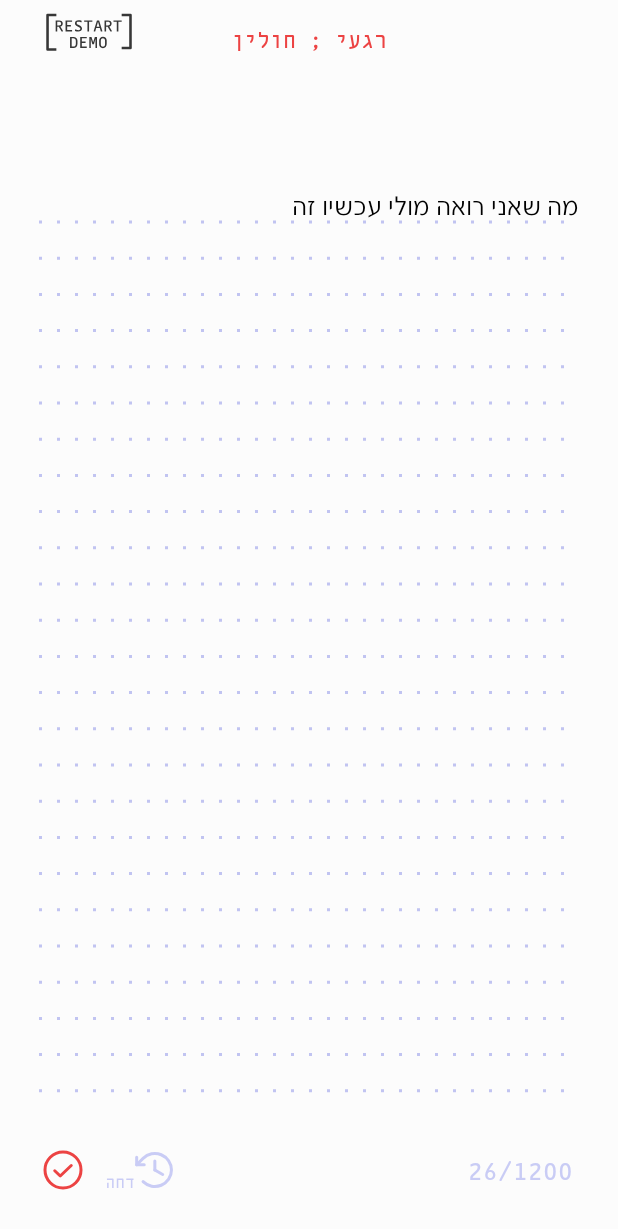
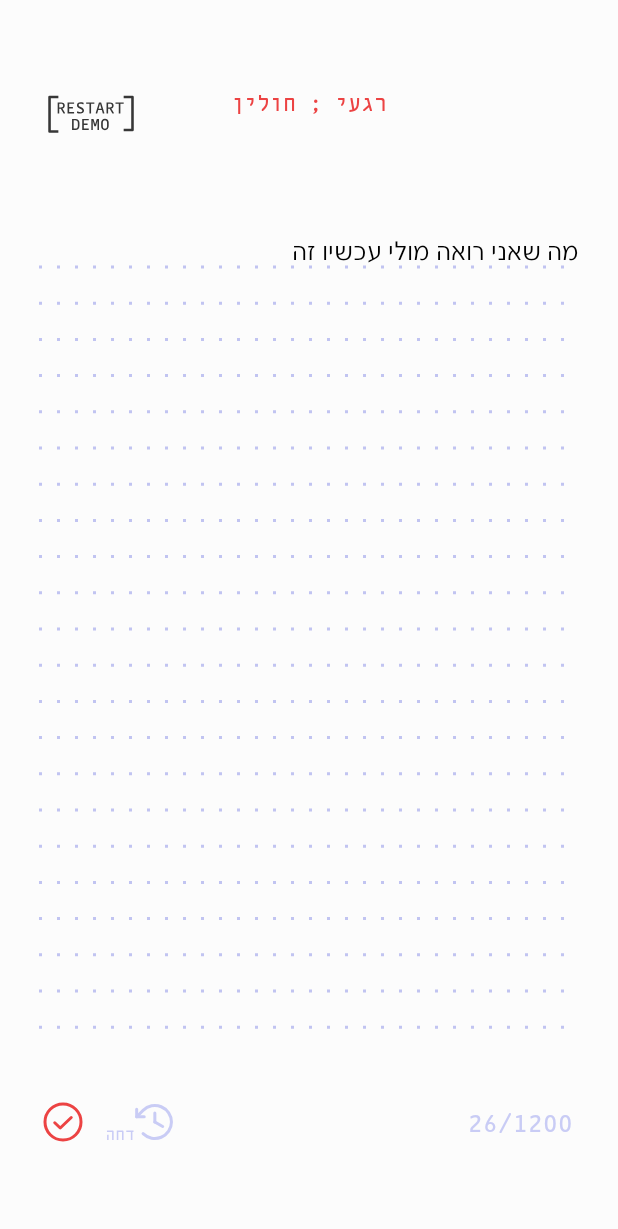
Before and after one commit to amitilan17/random-moments, an Android app: the fragment WriteFragment placed in its activity, on a phone screen of 412 x 824 dp. Shown: the top 1229 px of the screen. Run offline under Robolectric (Android 15) with nearby library versions, the phone set to English and light mode, and no system bars; our stand-ins replace data binding; libraries missing offline, so code that uses them is left out: com.chaquo.python; 1 statement that could not run was skipped.

Commit message:
to fix the bug that write fragment is stuck when go to background with open keyboard (when return no keyboard but its empty space then next click editText disappear) we undo the hack of setDecorFitsSystemWindows=true and instead use applyKeyboardInsets. now the problem is when keyboard is open, the gap from bottom is really big.

```diff
--- a/RandomMemories/app/src/main/java/com/example/randommemories/ui/main/WriteFragment.kt
+++ b/RandomMemories/app/src/main/java/com/example/randommemories/ui/main/WriteFragment.kt
@@ -17,14 +17,17 @@
 import android.view.LayoutInflater
 import android.view.View
 import android.view.ViewGroup
+import android.view.WindowInsets
 import android.view.inputmethod.InputMethodManager
 import android.widget.Button
 import android.widget.EditText
+import android.widget.Space
 import android.widget.TextView
 import androidx.annotation.RequiresApi
 import androidx.appcompat.app.AlertDialog
 import androidx.core.content.FileProvider
-import androidx.core.view.WindowCompat
+import androidx.core.view.updateLayoutParams
+import androidx.core.view.updateMargins
 import androidx.fragment.app.Fragment
 import androidx.fragment.app.activityViewModels
 import androidx.fragment.app.viewModels
@@ -92,25 +95,36 @@
 
         activity?.findViewById<Button>(R.id.menu_button)?.visibility = View.INVISIBLE
 
-        val logo = requireActivity().findViewById<TextView>(R.id.logo)
-        val restartButton = requireActivity().findViewById<View>(R.id.restart_button)
-        logoTopPaddingOnActivity = logo.paddingTop
-        restartTopPaddingOnActivity = restartButton.paddingTop
-        restartLeftPaddingOnActivity = restartButton.paddingLeft
-        WindowCompat.setDecorFitsSystemWindows(requireActivity().window, true)
-        logo.setPadding(0, 24, 0, 0)
-        restartButton.setPadding(40, -14, 0, 0)
     }
 
-    override fun onStop() {
-        super.onStop()
-        WindowCompat.setDecorFitsSystemWindows(requireActivity().window, false)
-        requireActivity().findViewById<TextView>(R.id.logo)
-            .setPadding(0, logoTopPaddingOnActivity, 0, 0)
-        requireActivity().findViewById<View>(R.id.restart_button)
-            .setPadding(restartLeftPaddingOnActivity, restartTopPaddingOnActivity, 0, 0)
-    }
+//    override fun onStart() {
+//        super.onStart()
+//
+//        val logo = requireActivity().findViewById<TextView>(R.id.logo)
+//        val restartButton = requireActivity().findViewById<View>(R.id.restart_button)
+//        logoTopPaddingOnActivity = logo.paddingTop
+//        restartTopPaddingOnActivity = restartButton.paddingTop
+//        restartLeftPaddingOnActivity = restartButton.paddingLeft
+//        WindowCompat.setDecorFitsSystemWindows(requireActivity().window, true)
+//
+//        editText?.requestFocus()
+//        val imm = requireContext().getSystemService(Context.INPUT_METHOD_SERVICE) as InputMethodManager
+//        imm.showSoftInput(editText, InputMethodManager.SHOW_IMPLICIT)
+//        logo.setPadding(0, 24, 0, 0)
+//        restartButton.setPadding(40, -14, 0, 0)
+//    }
+//
+//    override fun onStop() {
+//        super.onStop()
+//        WindowCompat.setDecorFitsSystemWindows(requireActivity().window, false)
+//        requireActivity().findViewById<TextView>(R.id.logo)
+//            .setPadding(0, logoTopPaddingOnActivity, 0, 0)
+//        requireActivity().findViewById<View>(R.id.restart_button)
+//            .setPadding(restartLeftPaddingOnActivity, restartTopPaddingOnActivity, 0, 0)
+//    }
 
+    @SuppressLint("ClickableViewAccessibility")
+    @RequiresApi(Build.VERSION_CODES.R)
     override fun onCreateView(
         inflater: LayoutInflater, container: ViewGroup?,
         savedInstanceState: Bundle?
@@ -131,7 +145,24 @@
         editText?.addTextChangedListener(textWatcher)
         editText?.filters = arrayOf<InputFilter>(LengthFilter(MAX_CHARACTERS))
 
+        binding.root.setOnApplyWindowInsetsListener { _, _ ->
+            applyKeyboardInsets(binding.root)
+        }
+
         return binding.root
+    }
+
+
+    @RequiresApi(Build.VERSION_CODES.R)
+    private fun applyKeyboardInsets(root: View): WindowInsets {
+
+        val insets = root.rootWindowInsets.getInsets(WindowInsets.Type.ime())
+        root.updateLayoutParams<ViewGroup.MarginLayoutParams> {
+            updateMargins(insets.left, insets.top, insets.right, insets.bottom)
+        }
+        return WindowInsets.Builder()
+            .setInsets(WindowInsets.Type.ime(), insets)
+            .build()
     }
 
     @RequiresApi(Build.VERSION_CODES.Q)
@@ -293,9 +324,9 @@
             dialog.dismiss()
         }
         dialogView.findViewById<Button>(R.id.accept_move_to_camera_button).setOnClickListener {
+            dialog.dismiss()
             userTypedText = editText?.text.toString()
             takeImage()
-            dialog.dismiss()
         }
 
         dialog.show()
--- a/RandomMemories/app/src/main/res/layout/fragment_write.xml
+++ b/RandomMemories/app/src/main/res/layout/fragment_write.xml
@@ -21,7 +21,7 @@
         <androidx.constraintlayout.widget.ConstraintLayout xmlns:app="http://schemas.android.com/apk/res-auto"
             android:layout_width="match_parent"
             android:layout_height="match_parent"
-            android:layout_marginTop="84dp"
+            android:layout_marginTop="114dp"
             android:paddingHorizontal="@dimen/write_frag_padding"
             android:paddingTop="30dp">
 
@@ -94,7 +94,7 @@
             <Space
                 android:id="@+id/space"
                 android:layout_width="match_parent"
-                android:layout_height="@dimen/app_bottom_margin"
+                android:layout_height="60dp"
                 app:layout_constraintBottom_toBottomOf="parent" />
         </androidx.constraintlayout.widget.ConstraintLayout>
 
```
